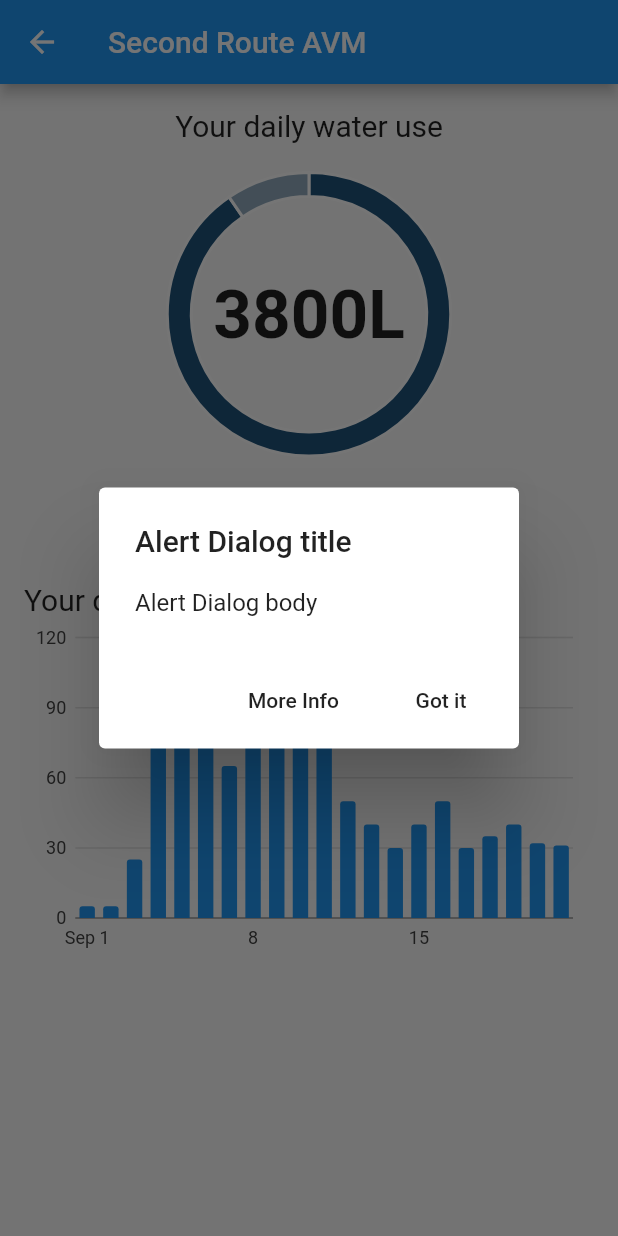
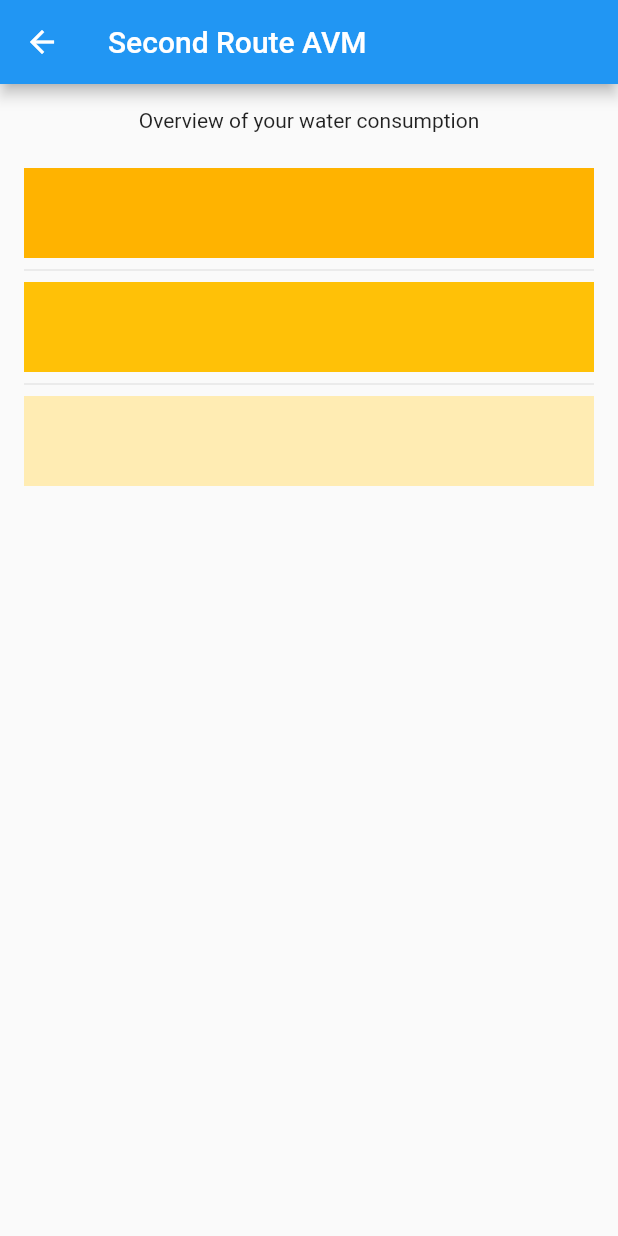
Before and after one commit to CurtesMalteser/AVMapp, a Flutter app: the SecondRoute screen opened directly, after a tap on "Details", on a phone screen of 412 x 824 dp. Run offline on Flutter 3.47's test engine with Material 2 defaults, Android fonts, the light colour scheme and no system bars; our stand-ins replace charts_flutter; network calls fail.

Commit message:
added navigation to details screen and added list

```diff
--- /dev/null
+++ b/lib/DetailsScreen.dart
@@ -0,0 +1,58 @@
+import 'package:flutter/cupertino.dart';
+import 'package:flutter/material.dart';
+
+class DetailsScreen extends StatefulWidget {
+  DetailsScreen({Key key, this.title}) : super(key: key);
+
+  final String title;
+
+  @override
+  _DetailsScreenSate createState() => _DetailsScreenSate();
+}
+
+class _DetailsScreenSate extends State<DetailsScreen> {
+  final List<String> entries = <String>['A', 'B', 'C'];
+  final List<int> colorCodes = <int>[600, 500, 100];
+
+  @override
+  Widget build(BuildContext context) {
+    return Scaffold(
+      appBar: AppBar(
+        title: Text("Second Route AVM"),
+      ),
+      body: Center(
+        child: Column(
+          mainAxisSize: MainAxisSize.max,
+          children: <Widget>[
+            Padding(
+              padding: EdgeInsets.all(16),
+              child: Text("Overview of your water consumption"),
+            ),
+            Expanded(
+              child: ListView.separated(
+                padding: const EdgeInsets.only(
+                    left: 16, top: 8, right: 16, bottom: 8),
+                itemCount: entries.length,
+                itemBuilder: (BuildContext context, int index) {
+                  return Container(
+                    height: 60,
+                    color: Colors.amber[colorCodes[index]],
+                    //child: Center(child: Text('Entry ${entries[index]}')),
+                    child: Row(
+                      children: <Widget>[
+                        Container(),
+                        Container(),
+                      ],
+                    ),
+                  );
+                },
+                separatorBuilder: (BuildContext context, int index) =>
+                    const Divider(),
+              ),
+            ),
+          ],
+        ),
+      ),
+    );
+  }
+}
--- a/lib/secondscreen.dart
+++ b/lib/secondscreen.dart
@@ -1,6 +1,7 @@
 import 'package:flutter/material.dart';
 import 'dart:ui';
 import 'package:charts_flutter/flutter.dart' as charts;
+import 'DetailsScreen.dart';
 import 'TimeSeriesChart.dart';
 
 class SecondRoute extends StatefulWidget {
@@ -129,7 +130,10 @@ class _SecondPageState extends State<SecondRoute> {
                 ),*/
                 RaisedButton(
                   onPressed: () {
-                    _showDialog(context);
+                    Navigator.push(
+                      context,
+                      MaterialPageRoute(builder: (context) => DetailsScreen()),
+                    );
                   },
                   child: Text('Details'),
                 ),
```
